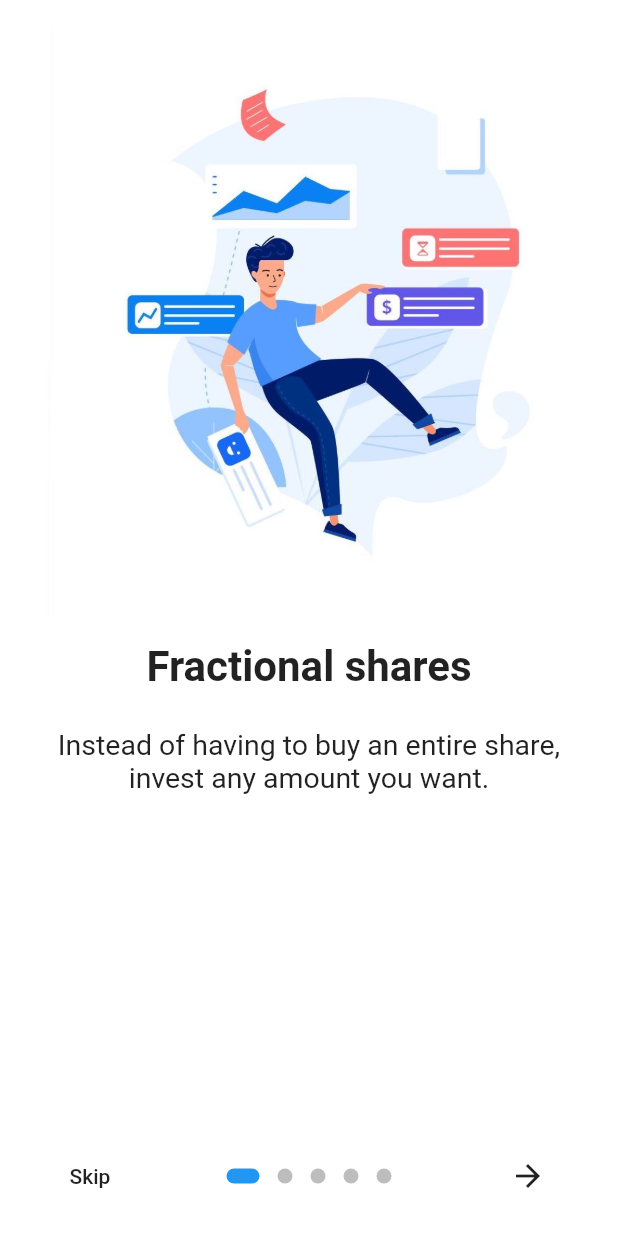
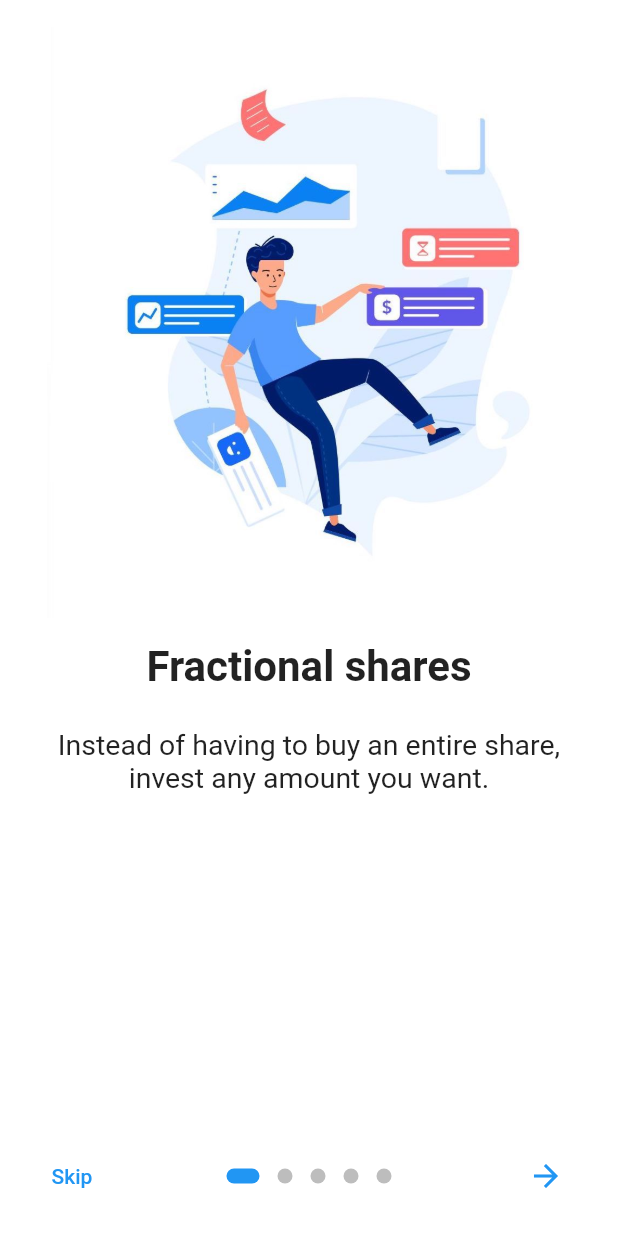
Before and after one commit to Pyozer/introduction_screen, a Flutter app: the screen it shows after launch, on a phone screen of 412 x 824 dp. Run offline on Flutter 3.47's test engine with Material 2 defaults, Android fonts, the phone set to English and light mode, and no system bars; drawn by our look-alikes of dots_indicator.

Commit message:
Format code, change deprecated widgets and fix warnings

```diff
--- a/example/lib/main.dart
+++ b/example/lib/main.dart
@@ -80,7 +80,7 @@ class _OnBoardingPageState extends State<OnBoardingPage> {
           title: "Another title page",
           body: "Another beautiful body text for this example onboarding",
           image: _buildImage('img2'),
-          footer: RaisedButton(
+          footer: ElevatedButton(
             onPressed: () {
               introKey.currentState?.animateScroll(0);
             },
@@ -88,9 +88,11 @@ class _OnBoardingPageState extends State<OnBoardingPage> {
               'FooButton',
               style: TextStyle(color: Colors.white),
             ),
-            color: Colors.lightBlue,
-            shape: RoundedRectangleBorder(
-              borderRadius: BorderRadius.circular(8.0),
+            style: ElevatedButton.styleFrom(
+              primary: Colors.lightBlue,
+              shape: RoundedRectangleBorder(
+                borderRadius: BorderRadius.circular(8.0),
+              ),
             ),
           ),
           decoration: pageDecoration,
--- a/example/pubspec.yaml
+++ b/example/pubspec.yaml
@@ -1,6 +1,8 @@
 name: introduction_example
 description: Demo app of the introduction_screen package
 version: 1.0.0+1
+
+publish_to: none
 
 environment:
   sdk: ">=2.2.2 <3.0.0"
--- a/lib/src/introduction_screen.dart
+++ b/lib/src/introduction_screen.dart
@@ -3,8 +3,8 @@ library introduction_screen;
 import 'dart:async';
 import 'dart:math';
 
+import 'package:dots_indicator/dots_indicator.dart';
 import 'package:flutter/material.dart';
-import 'package:dots_indicator/dots_indicator.dart';
 import 'package:introduction_screen/src/model/page_view_model.dart';
 import 'package:introduction_screen/src/ui/intro_button.dart';
 import 'package:introduction_screen/src/ui/intro_page.dart';
@@ -104,7 +104,6 @@ class IntroductionScreen extends StatefulWidget {
   /// Color of done button
   final Color doneColor;
 
-
   const IntroductionScreen({
     Key key,
     @required this.pages,
@@ -130,7 +129,7 @@ class IntroductionScreen extends StatefulWidget {
     this.color,
     this.skipColor,
     this.nextColor,
-    this.doneColor
+    this.doneColor,
   })  : assert(pages != null),
         assert(
           pages.length > 0,
--- a/lib/src/ui/intro_button.dart
+++ b/lib/src/ui/intro_button.dart
@@ -10,11 +10,13 @@ class IntroButton extends StatelessWidget {
 
   @override
   Widget build(BuildContext context) {
-    return FlatButton(
+    return TextButton(
       onPressed: onPressed,
       child: child,
-      color: color,
-      shape: RoundedRectangleBorder(borderRadius: BorderRadius.circular(8.0)),
+      style: TextButton.styleFrom(
+        primary: color,
+        shape: RoundedRectangleBorder(borderRadius: BorderRadius.circular(8.0)),
+      ),
     );
   }
 }
```
